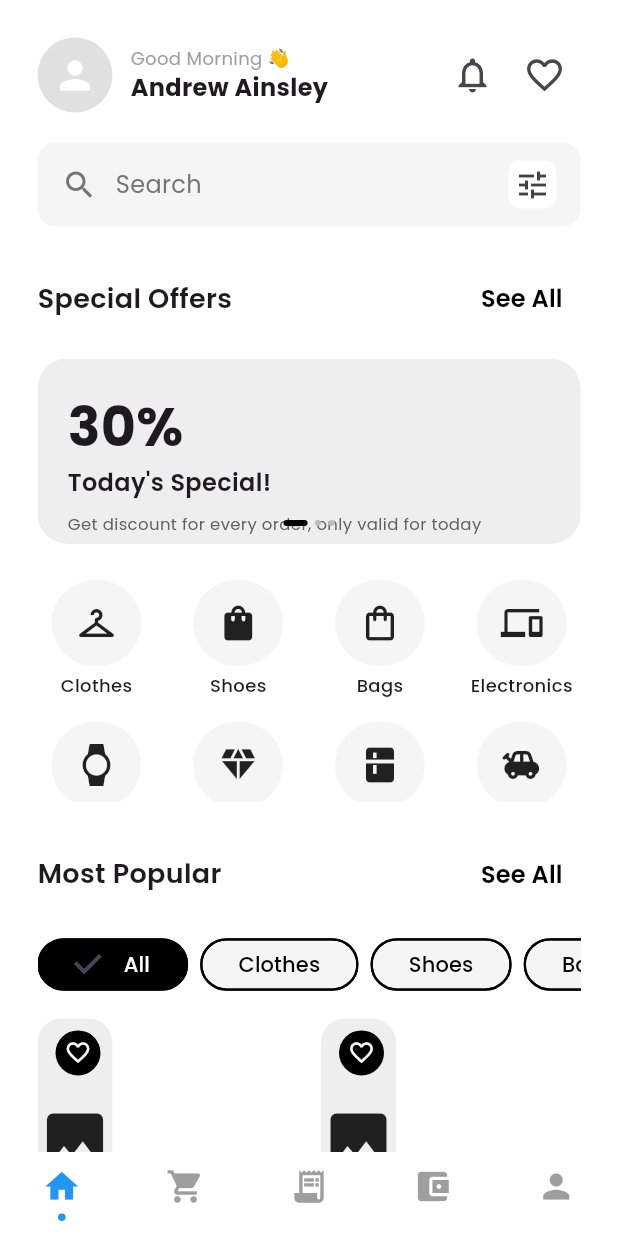
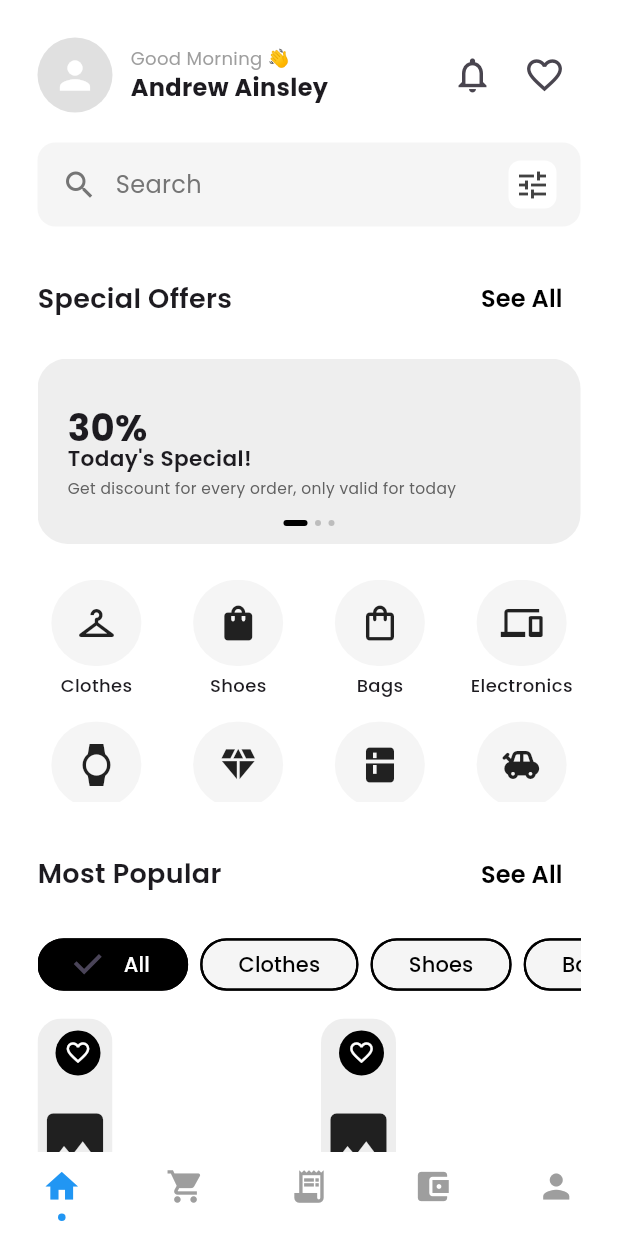
Before and after one commit to ventisigmaboy/e-commerce-app-v2, a Flutter app: the screen it shows after launch, on a phone screen of 412 x 824 dp. Run offline on Flutter 3.47's test engine with Material 3 defaults, Android fonts, the phone set to English and light mode, and no system bars; drawn by our look-alikes of carousel_slider, persistent_bottom_nav_bar; our stand-ins replace dio, get, get_storage; accounts and stored records are empty; network calls fail.

Commit message:
update 1.4

```diff
--- a/lib/app/presentation/pages/home/widgets/special_offer_banner.dart
+++ b/lib/app/presentation/pages/home/widgets/special_offer_banner.dart
@@ -22,7 +22,7 @@ class SpecialOfferBanner extends StatelessWidget {
     return GestureDetector(
       onTap: onTap,
       child: Container(
-        height: size.height * 0.1,
+        height: size.height * 0.12,
         width: double.infinity,
         decoration: BoxDecoration(
           color: Colors.grey.shade200,
@@ -45,9 +45,7 @@ class SpecialOfferBanner extends StatelessWidget {
                     fit: BoxFit.cover,
                     height: size.height * 0.1,
                     errorBuilder: (context, error, stackTrace) {
-                      return Container(
-                        color: Colors.grey.shade300,
-                      );
+                      return Container(color: Colors.grey.shade300);
                     },
                   ),
                 ),
@@ -58,28 +56,34 @@ class SpecialOfferBanner extends StatelessWidget {
                 crossAxisAlignment: CrossAxisAlignment.start,
                 mainAxisAlignment: MainAxisAlignment.center,
                 children: [
-                  Text(
+                  Flexible(
+                    child: Text(
                       discount,
-                    style: const TextStyle(
-                      fontSize: 36,
+                      style: TextStyle(
+                        fontSize: size.width * 0.06,
                         fontWeight: FontWeight.bold,
                       ),
                     ),
-                  Text(
+                  ),
+                  Flexible(
+                    child: Text(
                       title,
-                    style: const TextStyle(
-                      fontSize: 16,
+                      style: TextStyle(
+                        fontSize: size.width * 0.035,
                         fontWeight: FontWeight.w600,
                       ),
                     ),
-                  const SizedBox(height: 8),
-                  SizedBox(
+                  ),
+                  const SizedBox(height: 2),
+                  Flexible(
+                    child: SizedBox(
                       width: double.infinity,
                       child: Text(
                         description,
                         style: TextStyle(
-                        fontSize: 11,
+                          fontSize: size.width * 0.025,
                           color: Colors.grey.shade700,
+                        ),
                       ),
                     ),
                   ),
```
Also changed, not shown: lib/app/presentation/pages/home/widgets/product_grid.dart (line endings or trailing spaces). Lines whose indentation alone changed are shown as unchanged.
